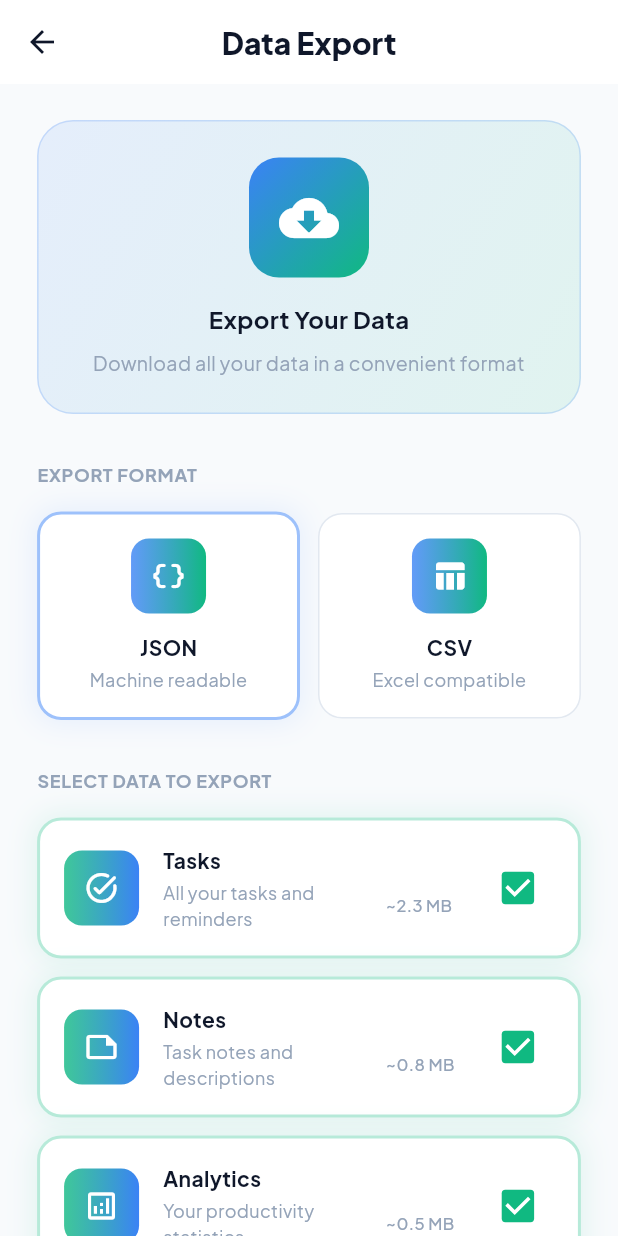
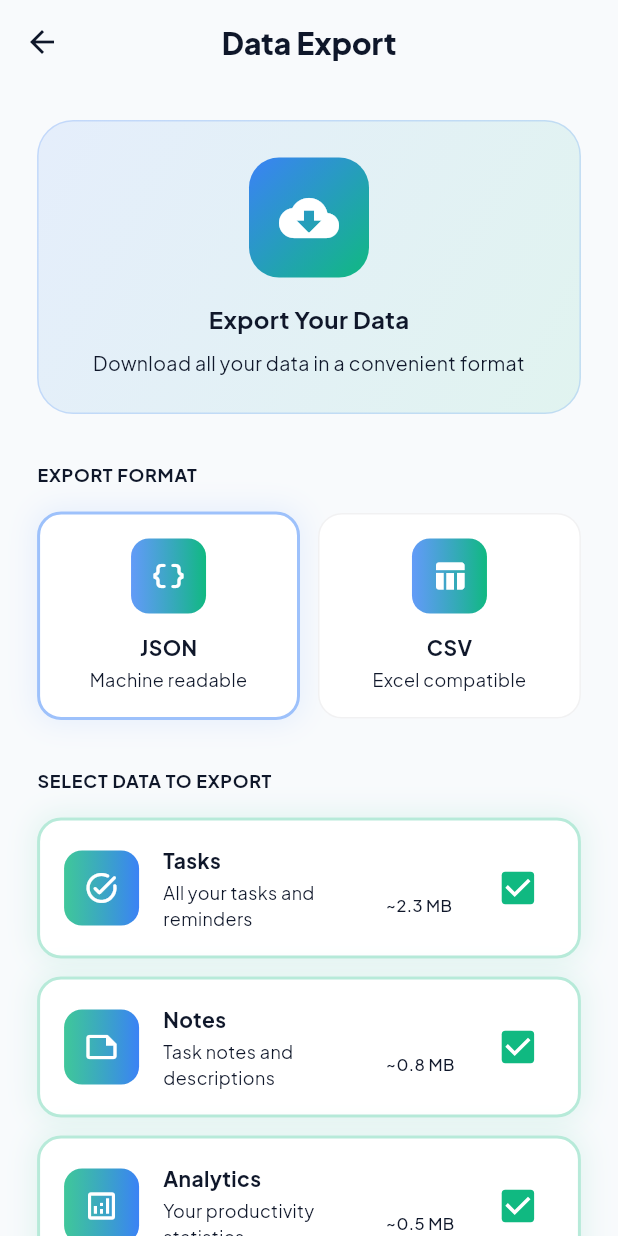
Before and after one commit to Avinash174/Do-Now-, a Flutter app: the DataExportView screen opened by its route, on a phone screen of 412 x 824 dp. Run offline on Flutter 3.47's test engine with Material 3 defaults, Android fonts, the phone set to English and light mode, and no system bars; drawn by our look-alikes of flutter_animate; our stand-ins replace awesome_snackbar_content, firebase_auth, firebase_core, firebase_database, firebase_messaging, firebase_storage and 9 more; accounts and stored records are empty.

Commit message:
refactor: Update UI colors and styles to use `Theme.of(context)` and adjust system overlay in data export and biometric views.

```diff
--- a/lib/view/data_export_view.dart
+++ b/lib/view/data_export_view.dart
@@ -26,16 +26,20 @@ class _DataExportViewState extends State<DataExportView> {
     final size = MediaQuery.of(context).size;
     final isSmallScreen = size.width < 360;
 
+    final theme = Theme.of(context);
+
     return Scaffold(
-      backgroundColor: AppColors.background,
+      backgroundColor: theme.scaffoldBackgroundColor,
       appBar: AppBar(
-        backgroundColor: AppColors.white,
+        backgroundColor: theme.scaffoldBackgroundColor,
         elevation: 0,
-        leading: const PlatformBackButton(color: AppColors.textDark),
+        leading: PlatformBackButton(
+          color: theme.textTheme.titleLarge?.color ?? AppColors.textDark,
+        ),
         title: Text(
           'Data Export',
           style: GoogleFonts.plusJakartaSans(
-            color: AppColors.textDark,
+            color: theme.textTheme.titleLarge?.color ?? AppColors.textDark,
             fontWeight: FontWeight.w800,
             fontSize: isSmallScreen ? 18 : 20,
           ),
@@ -94,7 +98,9 @@ class _DataExportViewState extends State<DataExportView> {
                       style: GoogleFonts.plusJakartaSans(
                         fontSize: 16,
                         fontWeight: FontWeight.w700,
-                        color: AppColors.textDark,
+                        color:
+                            theme.textTheme.titleMedium?.color ??
+                            AppColors.textDark,
                       ),
                     ),
                     const SizedBox(height: 8),
@@ -103,7 +109,9 @@ class _DataExportViewState extends State<DataExportView> {
                       textAlign: TextAlign.center,
                       style: GoogleFonts.plusJakartaSans(
                         fontSize: 13,
-                        color: AppColors.textMuted,
+                        color:
+                            theme.textTheme.bodySmall?.color ??
+                            AppColors.textMuted,
                       ),
                     ),
                   ],
@@ -116,7 +124,8 @@ class _DataExportViewState extends State<DataExportView> {
                 style: GoogleFonts.plusJakartaSans(
                   fontSize: 12,
                   fontWeight: FontWeight.w700,
-                  color: AppColors.textMuted,
+                  color:
+                      theme.textTheme.bodySmall?.color ?? AppColors.textMuted,
                   letterSpacing: 0.5,
                 ),
               ),
@@ -149,7 +158,8 @@ class _DataExportViewState extends State<DataExportView> {
                 style: GoogleFonts.plusJakartaSans(
                   fontSize: 12,
                   fontWeight: FontWeight.w700,
-                  color: AppColors.textMuted,
+                  color:
+                      theme.textTheme.bodySmall?.color ?? AppColors.textMuted,
                   letterSpacing: 0.5,
                 ),
               ),
@@ -222,7 +232,9 @@ class _DataExportViewState extends State<DataExportView> {
                         'Total size: ~3.7 MB. The export will be sent to your email.',
                         style: GoogleFonts.plusJakartaSans(
                           fontSize: 13,
-                          color: AppColors.textDark,
+                          color:
+                              theme.textTheme.titleSmall?.color ??
+                              AppColors.textDark,
                         ),
                       ),
                     ),
@@ -322,17 +334,18 @@ class _DataExportViewState extends State<DataExportView> {
     required String value,
     required bool isSelected,
   }) {
+    final theme = Theme.of(context);
     return GestureDetector(
       onTap: () => setState(() => _format = value),
       child: Container(
         padding: const EdgeInsets.all(16),
         decoration: BoxDecoration(
-          color: AppColors.white,
+          color: theme.cardColor,
           borderRadius: BorderRadius.circular(16),
           border: Border.all(
             color: isSelected
                 ? AppColors.info.withValues(alpha: 0.5)
-                : AppColors.borderColor,
+                : theme.dividerColor.withValues(alpha: 0.1),
             width: isSelected ? 2 : 1,
           ),
           boxShadow: isSelected
@@ -373,7 +386,7 @@ class _DataExportViewState extends State<DataExportView> {
               style: GoogleFonts.plusJakartaSans(
                 fontSize: 14,
                 fontWeight: FontWeight.w700,
-                color: AppColors.textDark,
+                color: theme.textTheme.titleMedium?.color ?? AppColors.textDark,
               ),
             ),
             const SizedBox(height: 4),
@@ -382,7 +395,7 @@ class _DataExportViewState extends State<DataExportView> {
               textAlign: TextAlign.center,
               style: GoogleFonts.plusJakartaSans(
                 fontSize: 12,
-                color: AppColors.textMuted,
+                color: theme.textTheme.bodySmall?.color ?? AppColors.textMuted,
               ),
             ),
           ],
@@ -399,15 +412,16 @@ class _DataExportViewState extends State<DataExportView> {
     required Function(bool) onChanged,
     required String size,
   }) {
+    final theme = Theme.of(context);
     return Container(
       padding: const EdgeInsets.all(16),
       decoration: BoxDecoration(
-        color: AppColors.white,
+        color: theme.cardColor,
         borderRadius: BorderRadius.circular(16),
         border: Border.all(
           color: value
               ? AppColors.success.withValues(alpha: 0.3)
-              : AppColors.borderColor,
+              : theme.dividerColor.withValues(alpha: 0.1),
           width: value ? 2 : 1,
         ),
         boxShadow: value
@@ -446,7 +460,9 @@ class _DataExportViewState extends State<DataExportView> {
                   style: GoogleFonts.plusJakartaSans(
                     fontSize: 14,
                     fontWeight: FontWeight.w700,
-                    color: AppColors.textDark,
+                    color:
+                        theme.textTheme.titleMedium?.color ??
+                        AppColors.textDark,
                   ),
                 ),
                 const SizedBox(height: 4),
@@ -464,7 +480,9 @@ class _DataExportViewState extends State<DataExportView> {
                             subtitle,
                             style: GoogleFonts.plusJakartaSans(
                               fontSize: 12,
-                              color: AppColors.textMuted,
+                              color:
+                                  theme.textTheme.bodySmall?.color ??
+                                  AppColors.textMuted,
                             ),
                             maxLines: 2,
                             overflow: TextOverflow.ellipsis,
@@ -474,7 +492,9 @@ class _DataExportViewState extends State<DataExportView> {
                           size,
                           style: GoogleFonts.plusJakartaSans(
                             fontSize: 11,
-                            color: AppColors.textMuted,
+                            color:
+                                theme.textTheme.bodySmall?.color ??
+                                AppColors.textMuted,
                             fontWeight: FontWeight.w500,
                           ),
                         ),
@@ -493,7 +513,7 @@ class _DataExportViewState extends State<DataExportView> {
               onChanged: (v) => onChanged(v ?? false),
               activeColor: AppColors.success,
               side: BorderSide(
-                color: value ? AppColors.success : AppColors.borderColor,
+                color: value ? AppColors.success : theme.dividerColor,
                 width: 2,
               ),
             ),
--- a/lib/view/home_view.dart
+++ b/lib/view/home_view.dart
@@ -727,7 +727,7 @@ class _HomeViewState extends ConsumerState<HomeView> {
   @override
   Widget build(BuildContext context) {
     final isDark = Theme.of(context).brightness == Brightness.dark;
-    final navBarColor = isDark ? const Color(0xFF0F172A) : AppColors.white;
+    final navBarColor = Theme.of(context).cardColor;
 
     return AnnotatedRegion<SystemUiOverlayStyle>(
       value: SystemUiOverlayStyle(
```
Also changed, not shown: lib/view/face_id_biometric_view.dart (+43 -18 lines).
